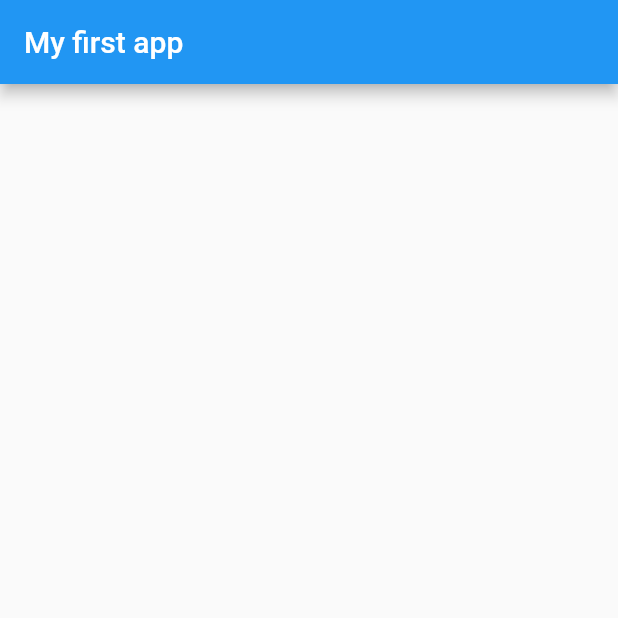
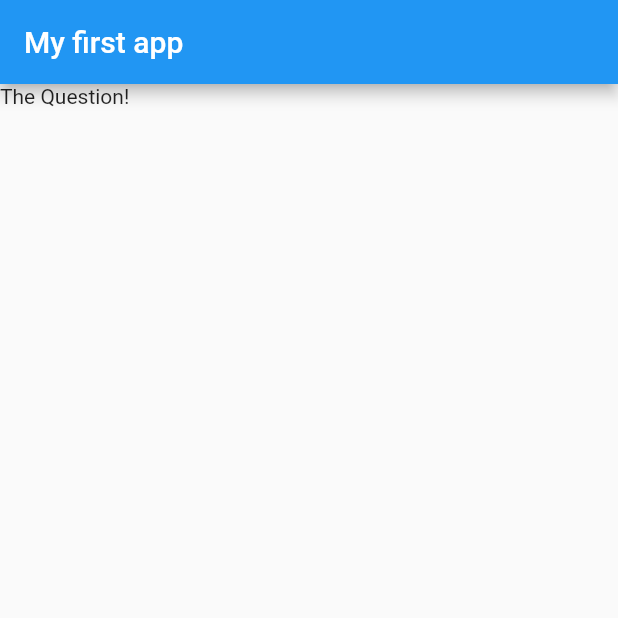
Before and after one commit to naimul-hasan-sabbir/flutter_Quiz_App, a Flutter app: the screen it shows after launch, on a phone screen of 412 x 824 dp, the top half of it. Run offline on Flutter 3.47's test engine with Material 2 defaults, Android fonts, the phone set to English and light mode, and no system bars.

```diff
--- a/lib/main.dart
+++ b/lib/main.dart
@@ -6,13 +6,17 @@ void main() {
 
 class MyApp extends StatelessWidget {
   Widget build(BuildContext context) {
+    var questions = [
+      'What\'s your favorite color?',
+      'What\'s your favorite animal'
+    ];
     return MaterialApp(
       home: Scaffold(
         appBar: AppBar(
           title: Text("My first app"),
         ),
         body: Column(
-          children: [],
+          children: [Text('The Question!')],
         ),
       ),
     );
```
